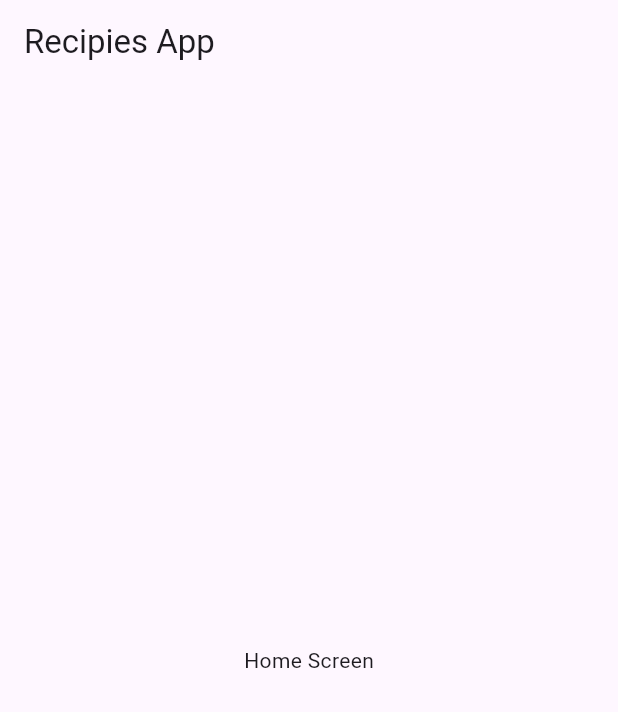
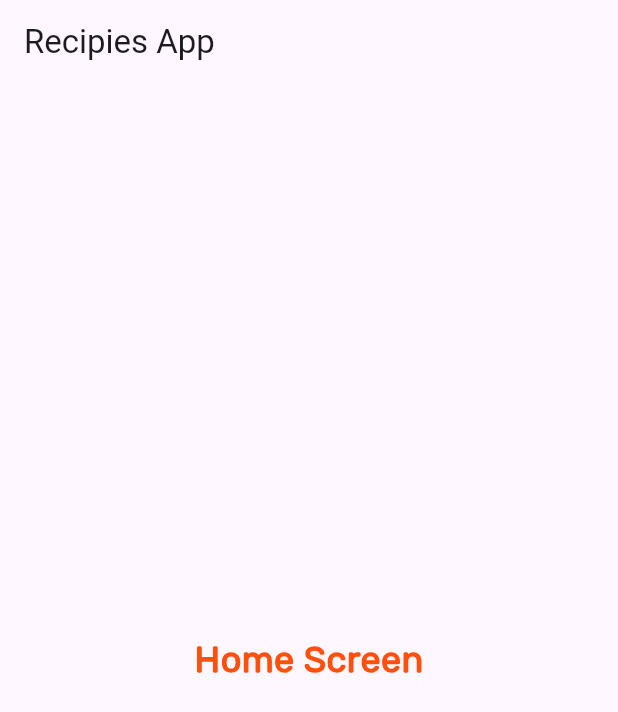
Before and after one commit to eduardoromero26/recipies_app, a Flutter app: the screen it shows after launch, on a phone screen of 412 x 824 dp. Shown: the top 712 px of the screen. Run offline on Flutter 3.47's test engine with Material 3 defaults, Android fonts, the phone set to English and light mode, and no system bars.

Commit message:
RA_017:Create style folder

```diff
--- a/lib/screens/home_screen.dart
+++ b/lib/screens/home_screen.dart
@@ -1,4 +1,5 @@
 import 'package:flutter/material.dart';
+import 'package:recipies_app/style/font_styles.dart';
 
 class HomeScreen extends StatelessWidget {
   const HomeScreen({super.key});
@@ -10,7 +11,10 @@ class HomeScreen extends StatelessWidget {
         title: const Text('Recipies App'),
       ),
       body: const Center(
-        child: Text('Home Screen'),
+        child: Text(
+          'Home Screen',
+          style: TypographyTheme.fontSemi24Px,
+        ),
       ),
     );
   }
--- /dev/null
+++ b/lib/style/color_theme.dart
@@ -0,0 +1,8 @@
+import 'package:flutter/material.dart';
+
+class ColorsTheme {
+  static const Color primaryColor = Color(0xFFFF500D);
+  static const Color secondaryColor = Color(0xFFFFAC8E);
+  static const Color headingColor = Color(0xFF0F1C08);
+  static const Color textColor = Color(0xFF626A5E);
+}
--- /dev/null
+++ b/lib/style/font_styles.dart
@@ -0,0 +1,21 @@
+import 'package:flutter/material.dart';
+import 'package:recipies_app/style/color_theme.dart';
+
+class TypographyTheme {
+  static const fontSemi24Px = TextStyle(
+      fontSize: 24,
+      fontWeight: FontWeight.w600,
+      fontFamily: 'Rubik',
+      color: ColorsTheme.primaryColor);
+  static const fontSemi20Px = TextStyle(
+      fontSize: 20,
+      fontWeight: FontWeight.w600,
+      fontFamily: 'Rubik',
+      color: ColorsTheme.headingColor);
+  static const fontMedium20Px = TextStyle(
+      fontSize: 20, fontFamily: 'Rubik', color: ColorsTheme.headingColor);
+  static const fontRegular16Px = TextStyle(
+      fontSize: 16, fontFamily: 'Rubik', color: ColorsTheme.textColor);
+  static const fontLight14Px = TextStyle(
+      fontSize: 14, fontFamily: 'Rubik', color: ColorsTheme.textColor);
+}
--- a/pubspec.yaml
+++ b/pubspec.yaml
@@ -27,9 +27,6 @@ flutter:
     - family: Nunito-Sans
       fonts:
         - asset: assets/fonts/Nunito-Sans.ttf
-    - family: Roboto
-      fonts:
-        - asset: assets/fonts/Roboto.ttf
     - family: Rubik
       fonts:
         - asset: assets/fonts/Rubik.ttf
```
Also changed, not shown: assets/fonts/Roboto.ttf (deleted).
